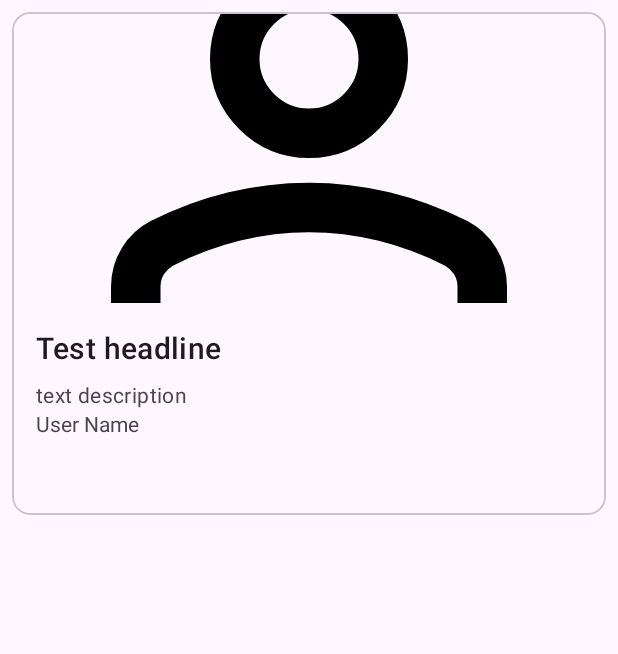
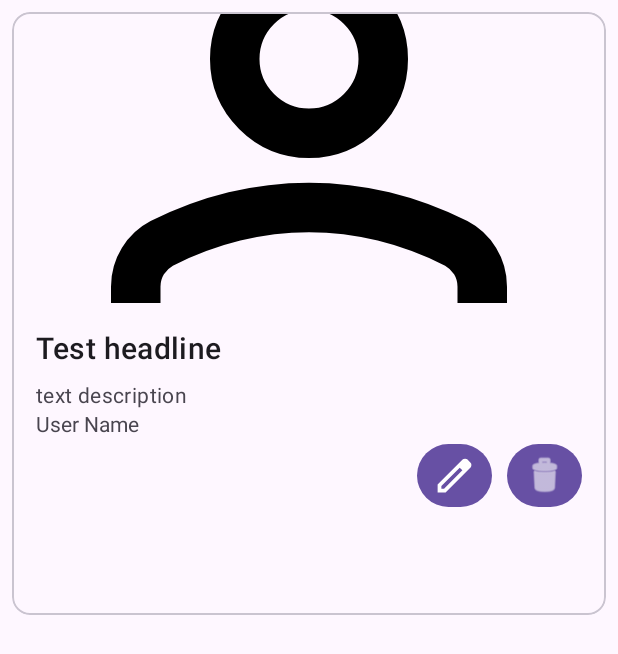
Before and after one commit to shaharm87/SellHub, an Android app: the layout card_layout.xml on its own in the app's theme, with its tools: preview values and no code run, on a phone screen of 412 x 824 dp. Shown: the top 654 px of the screen. Run offline under Robolectric (Android 15) with nearby library versions, the phone set to English and light mode, and no system bars.

```diff
--- a/app/src/main/java/com/example/sellhub/home/HomeViewModel.kt
+++ b/app/src/main/java/com/example/sellhub/home/HomeViewModel.kt
@@ -25,7 +25,7 @@ class HomeViewModel : ViewModel() {
                     val types = data["types"] as? List<String>
 
 
-                    val item = Item(displayName, title, description, imageId, types)
+                    val item = Item(displayName, title, description, imageId, types, id)
                     items.add(item)
                 }
                 callback(true, items)
--- a/app/src/main/java/com/example/sellhub/newitem/AddItem.kt
+++ b/app/src/main/java/com/example/sellhub/newitem/AddItem.kt
@@ -78,7 +78,7 @@ class AddItem : Fragment() {
         StorageService.uploadFileToFirebaseStorage(selectedImage!!) { isSuccess, imageId ->
             if (isSuccess) {
                 val item =
-                    Item(userDisplayName?.displayName, title, description, imageId, selectedTypes)
+                    Item(userDisplayName?.displayName, title, description, imageId, selectedTypes, null)
                 viewModel.uploadItemToFirestore(item) { isSuccess, errorMessage ->
                     if (!isSuccess) {
                         Toast.makeText(
--- a/app/src/main/java/com/example/sellhub/newitem/Item.kt
+++ b/app/src/main/java/com/example/sellhub/newitem/Item.kt
@@ -5,5 +5,6 @@ data class Item(
     val title: String,
     val description: String,
     val imageId: String?,
-    val types: List<String>?
+    val types: List<String>?,
+    val id: String?
 )
--- a/app/src/main/java/com/example/sellhub/profile/ProfileViewModel.kt
+++ b/app/src/main/java/com/example/sellhub/profile/ProfileViewModel.kt
@@ -3,8 +3,6 @@ package com.example.sellhub.profile
 import androidx.lifecycle.ViewModel
 import com.example.sellhub.managers.UserManager
 import com.example.sellhub.newitem.Item
-import com.google.firebase.auth.FirebaseAuthException
-import com.google.firebase.auth.UserProfileChangeRequest
 import com.google.firebase.firestore.FirebaseFirestore
 
 class ProfileViewModel : ViewModel() {
@@ -26,7 +24,7 @@ class ProfileViewModel : ViewModel() {
                         val description = data["description"] as String
                         val imageId = data["imageId"] as String?
 
-                        val item = Item(displayName, title, description, imageId, null)
+                        val item = Item(displayName, title, description, imageId, null, id)
                         items.add(item)
                     }
                 }
--- a/app/src/main/res/layout/card_layout.xml
+++ b/app/src/main/res/layout/card_layout.xml
@@ -21,7 +21,7 @@
 
         <LinearLayout
             android:layout_width="match_parent"
-            android:layout_height="141dp"
+            android:layout_height="208dp"
             android:orientation="vertical"
             android:padding="16dp">
 
@@ -55,6 +55,27 @@
                 android:layout_height="wrap_content"
                 app:chipSpacing="8dp"
                 app:singleSelection="false" />
+
+            <Button
+                android:id="@+id/delete_post_button"
+                android:layout_width="50dp"
+                android:layout_height="50dp"
+                android:layout_gravity="right"
+                app:icon="@android:drawable/ic_menu_delete"
+                app:iconGravity="top"
+                app:iconSize="30dp" />
+
+            <Button
+                android:id="@+id/edit_post_button"
+                android:layout_width="50dp"
+                android:layout_height="50dp"
+                android:layout_gravity="bottom|right"
+                android:layout_marginTop="-50dp"
+                android:layout_marginRight="60dp"
+                app:icon="@drawable/edit"
+                app:iconGravity="top"
+                app:iconSize="30dp" />
+
         </LinearLayout>
     </LinearLayout>
 </com.google.android.material.card.MaterialCardView>
```
Also changed, not shown: app/src/main/java/com/example/sellhub/CardAdapter.kt (+40 -3 lines).
